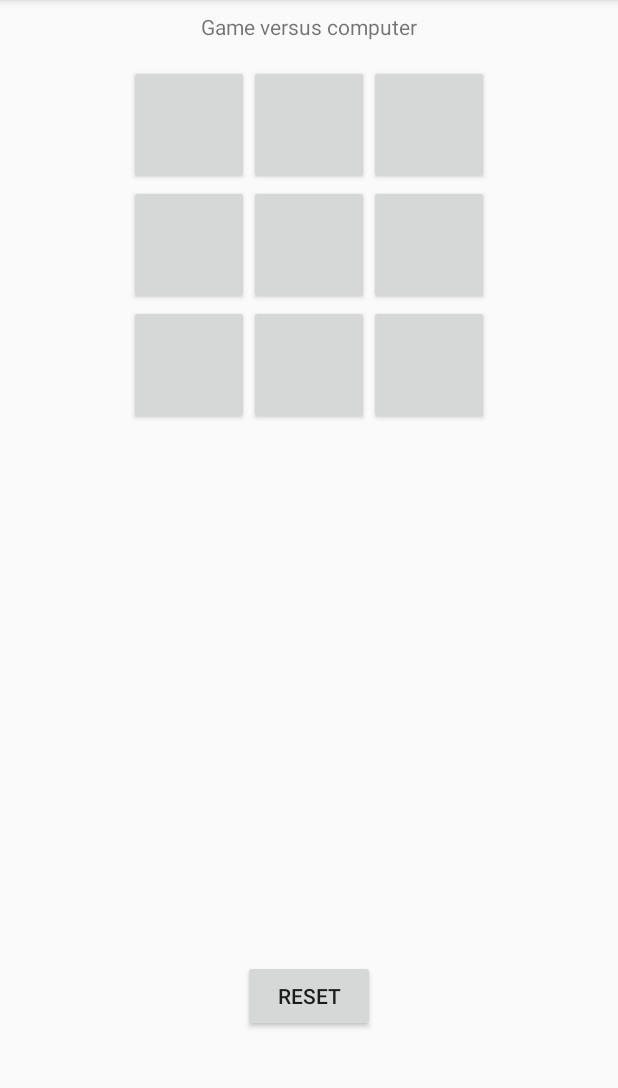
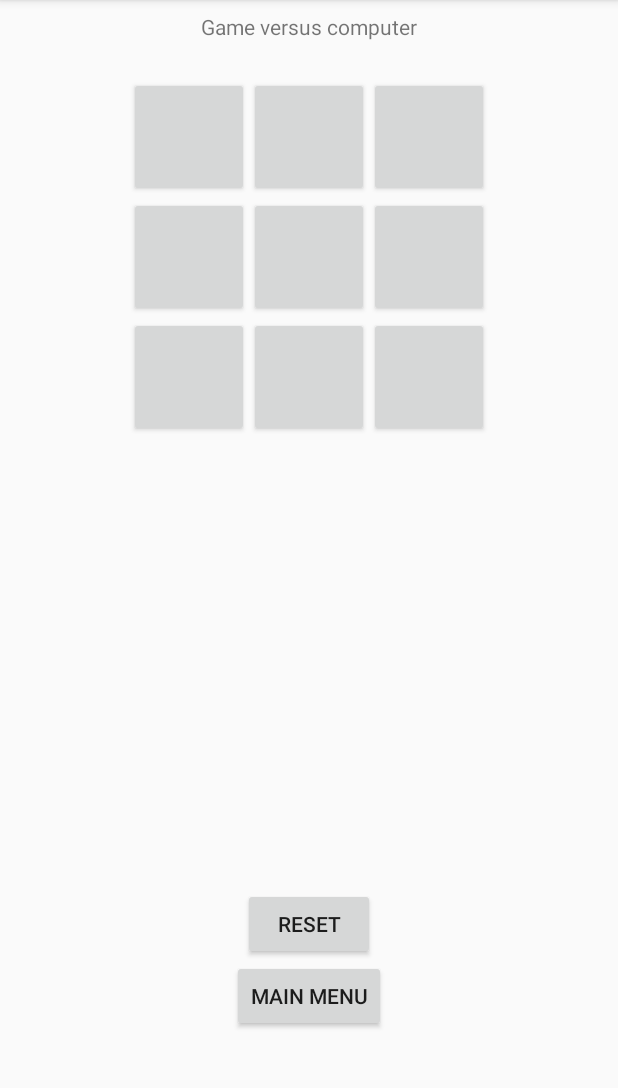
Before and after one commit to ivodeb/TicTacToe, an Android app: the screen it shows after launch (MainActivity), after a tap on "PLAY VS THE COMPUTER!", on a phone screen of 412 x 824 dp, the part 84-1172 px from its top. Run offline under Robolectric (Android 15) with nearby library versions, the phone set to English and light mode, and no system bars.

Commit message:
Final version for portfolio

```diff
--- a/app/src/main/java/com/example/ivode/tictactoe/MainActivity.java
+++ b/app/src/main/java/com/example/ivode/tictactoe/MainActivity.java
@@ -105,6 +105,12 @@ public class MainActivity extends AppCompatActivity {
         }
     }
 
+    @Override
+    public void onBackPressed() {
+        Intent intent = new Intent(MainActivity.this, StartActivity.class);
+        startActivity(intent);
+    }
+
     // all possible end game states
     public GameState won() {
         int filled_buttons = 0;
--- a/app/src/main/res/layout-land/activity_main.xml
+++ b/app/src/main/res/layout-land/activity_main.xml
@@ -4,8 +4,7 @@
     xmlns:app="http://schemas.android.com/apk/res-auto"
     android:layout_width="fill_parent"
     android:layout_height="match_parent"
-    android:orientation="vertical"
-    android:weightSum="1">
+    android:orientation="vertical">
 
     <TextView
         android:id="@+id/versus_text"
@@ -19,16 +18,14 @@
         xmlns:app="http://schemas.android.com/apk/res-auto"
         android:layout_width="fill_parent"
         android:layout_height="match_parent"
-        android:orientation="horizontal"
-        android:weightSum="1">
+        android:orientation="horizontal">
 
         <android.support.v7.widget.GridLayout
             android:layout_width="wrap_content"
             android:layout_height="wrap_content"
             android:layout_gravity="center"
-            android:layout_marginLeft="75dp"
-            android:layout_weight="1"
-            android:padding="0dp"
+            android:layout_marginLeft="50dp"
+            android:padding="16dp"
             app:columnCount="3">
 
             <Button
@@ -104,16 +101,34 @@
                 android:textSize="30sp" />
         </android.support.v7.widget.GridLayout>
 
-        <Button
-            android:id="@+id/reset"
+        <LinearLayout
             android:layout_width="wrap_content"
             android:layout_height="wrap_content"
             android:layout_gravity="center"
-            android:layout_marginRight="75dp"
-            android:layout_weight="0"
-            android:onClick="resetClicked"
-            android:text="Reset" />
+            android:layout_weight="1"
+            android:orientation="vertical">
+
+            <Button
+                android:id="@+id/reset"
+                android:layout_width="wrap_content"
+                android:layout_height="wrap_content"
+                android:layout_gravity="center"
+                android:layout_weight="0"
+                android:onClick="resetClicked"
+                android:text="Reset" />
+
+            <Button
+                android:id="@+id/home"
+                android:layout_width="wrap_content"
+                android:layout_height="wrap_content"
+                android:layout_gravity="center"
+                android:layout_weight="0"
+                android:onClick="onBackPressed"
+                android:text="Main menu" />
+        </LinearLayout>
+
 
     </LinearLayout>
 
+
 </LinearLayout>
--- a/app/src/main/res/layout/activity_main.xml
+++ b/app/src/main/res/layout/activity_main.xml
@@ -18,7 +18,7 @@
         android:layout_height="wrap_content"
         android:layout_gravity="center"
         android:layout_weight="1"
-        android:padding="8dp"
+        android:padding="16dp"
         app:columnCount="3">
 
         <Button
@@ -99,9 +99,18 @@
         android:layout_width="wrap_content"
         android:layout_height="wrap_content"
         android:layout_gravity="center"
-        android:layout_marginBottom="80dp"
         android:layout_weight="0"
         android:onClick="resetClicked"
         android:text="Reset" />
 
+    <Button
+        android:id="@+id/home"
+        android:layout_width="wrap_content"
+        android:layout_height="wrap_content"
+        android:layout_gravity="center"
+        android:layout_marginBottom="80dp"
+        android:layout_weight="0"
+        android:onClick="onBackPressed"
+        android:text="Main menu" />
+
 </LinearLayout>
```
